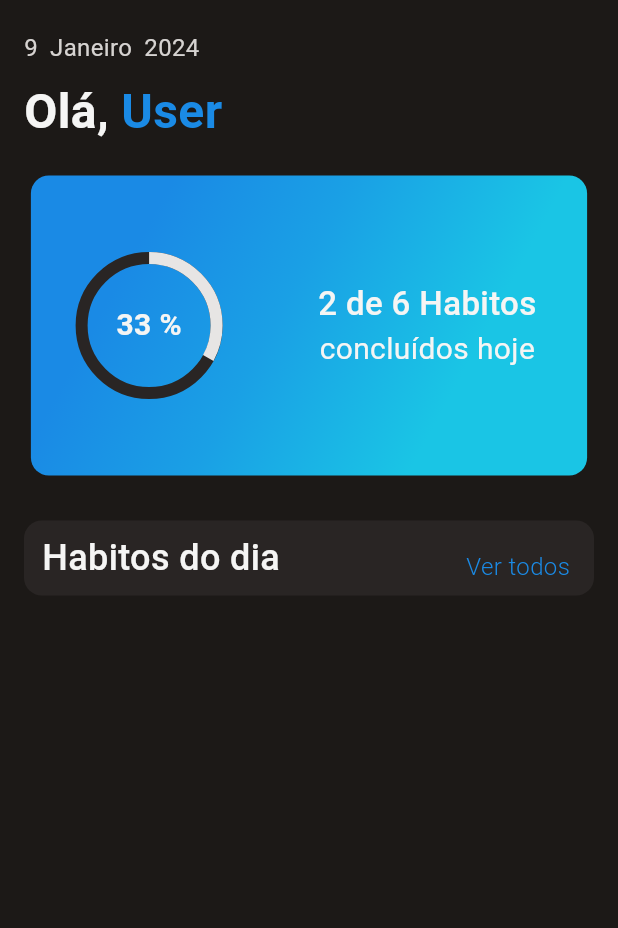
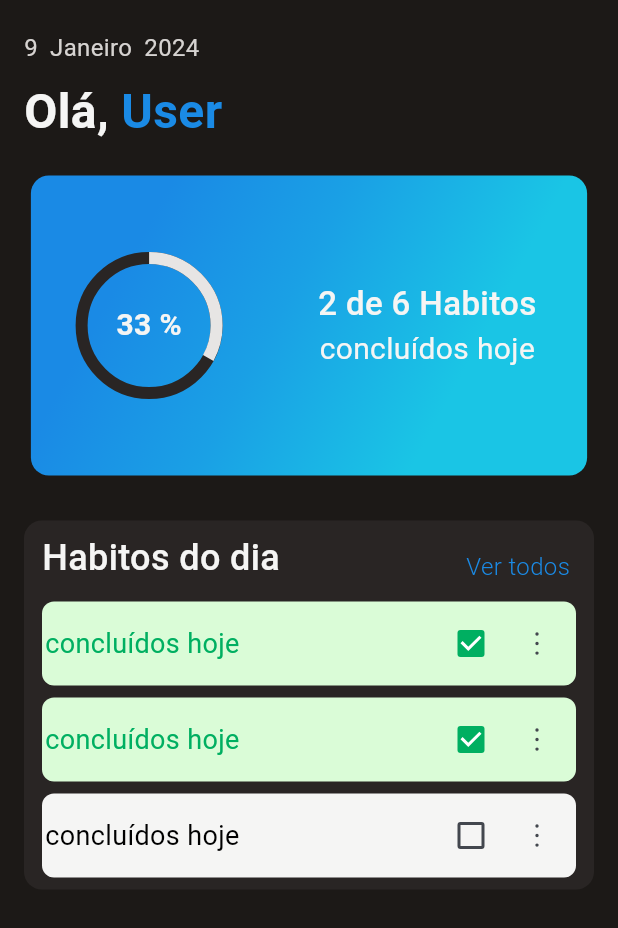
Before and after one commit to mozart-rue/habit_manager, a Flutter app: the HomeScreen widget shown alone on an empty page, opened directly, on a phone screen of 412 x 824 dp. Shown: the top 928 px of the screen. Run offline on Flutter 3.47's test engine with Material 3 defaults, Android fonts, the phone set to English and light mode, and no system bars; our stand-ins replace email_validator, flutter_phosphor_icons, gap; missing offline and left inert: validatorless.

```diff
--- a/lib/core/ui/pages/home/home_screen.dart
+++ b/lib/core/ui/pages/home/home_screen.dart
@@ -2,6 +2,7 @@ import 'package:flutter/material.dart';
 import 'package:gap/gap.dart';
 import 'package:habit_manager/core/ui/components/display_current_date_component.dart';
 import 'package:habit_manager/core/ui/components/habit_circular_progress_component.dart';
+import 'package:habit_manager/core/ui/components/habit_tile_component.dart';
 import 'package:habit_manager/core/ui/components/header_display_top_itens_component.dart';
 import 'package:habit_manager/core/ui/consts/app_colors.dart';
 import 'package:habit_manager/core/ui/pages/background/background_screen.dart';
@@ -95,7 +96,14 @@ class HomeScreen extends StatelessWidget {
               HeaderDisplayTopItensComponent(
                 title: 'Habitos do dia',
                 onTapSeeAll: () {},
-                children: const [],
+                children: const [
+                  Gap(12),
+                  HabitTileComponent(done: true),
+                  Gap(8),
+                  HabitTileComponent(done: true),
+                  Gap(8),
+                  HabitTileComponent(),
+                ],
               ),
             ],
           ),
```
